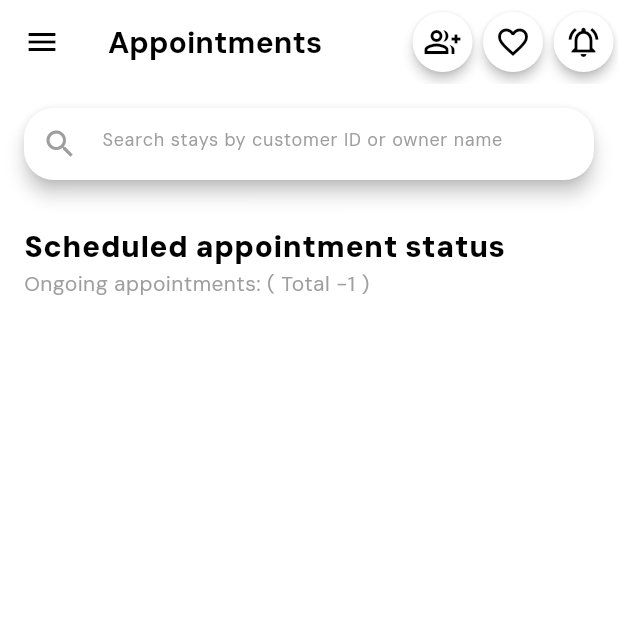
After one commit to adahaggarwal/repdun, a Flutter app: the Appointments screen opened directly, on a phone screen of 412 x 824 dp, the top half of it. The commit adds this screen. Run offline on Flutter 3.47's test engine with Material 3 defaults, Android fonts, the phone set to English and light mode, and no system bars.

Commit message:
Appointments half page

```diff
--- /dev/null
+++ b/lib/screens/appointments.dart
@@ -0,0 +1,48 @@
+import 'package:flutter/material.dart';
+import 'package:repdun/widgets/_buildAppBar.dart';
+import 'package:repdun/widgets/headText.dart';
+
+class Appointments extends StatelessWidget{
+
+  @override
+  Widget build(BuildContext context) {
+
+    return Scaffold(
+      backgroundColor: Colors.white,
+      appBar: CustomAppBar(title: "Appointments"),
+      body: SingleChildScrollView(
+        child: Padding(
+          padding:const EdgeInsets.all(16.0),
+          child: Column(
+            crossAxisAlignment: CrossAxisAlignment.start,
+            children: [
+              Material(
+                elevation: 5,
+                color: Colors.white,
+                borderRadius: BorderRadius.circular(20),
+                child: TextField(
+
+                  decoration: InputDecoration(
+                    hintText: "Search stays by customer ID or owner name",
+                    border: InputBorder.none,
+                    prefixIcon: Icon(Icons.search,color: Colors.grey,),
+                    hintStyle: TextStyle(
+                      color: Colors.grey,
+                      fontSize: 12)
+                  )
+                ),
+              ),
+              SizedBox(height: 30,),
+              Headtext(text: "Scheduled appointment status"),
+              Text("Ongoing appointments: ( Total -1 )", style: TextStyle(
+                color: Colors.grey
+              ),)
+            ],
+
+          ),
+        ),
+      ) ,
+
+    );
+  }
+}
--- a/lib/screens/pgduniya.dart
+++ b/lib/screens/pgduniya.dart
@@ -62,7 +62,8 @@ class _PgduniyaState extends State<Pgduniya> {
                     decoration: InputDecoration(
                       hintText: "Search",
                       prefixIcon: Icon(Icons.search),
-                      suffixIcon: Icon(Icons.arrow_drop_down),
+                      suffixIcon: Container(
+                        child: Icon(Icons.arrow_drop_down)),
                       border: OutlineInputBorder(borderRadius: BorderRadius.circular(30)),
                     ),
                   ),
--- a/lib/widgets/headText.dart
+++ b/lib/widgets/headText.dart
@@ -5,6 +5,7 @@ class Headtext extends StatelessWidget {
   final double fontSize;
   final FontWeight fontWeight;
   final Alignment alignment;
+  final Color tcol;
 
   const Headtext({
     Key? key,
@@ -12,6 +13,7 @@ class Headtext extends StatelessWidget {
     this.fontSize = 20.0,
     this.fontWeight = FontWeight.w900,
     this.alignment = Alignment.centerLeft,
+    this.tcol = Colors.black
   }) : super(key: key);
 
   @override
@@ -23,6 +25,7 @@ class Headtext extends StatelessWidget {
         style: TextStyle(
           fontSize: fontSize,
           fontWeight: fontWeight,
+          color: tcol
         ),
       ),
     );
```
Also changed, not shown: lib/screens/roomDetails.dart (+47 -1 lines), assets/images/tick.png (added).
